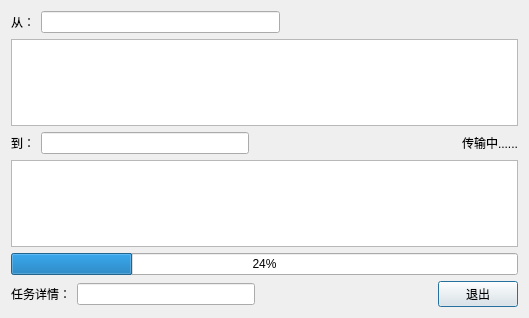
Old version of the form Gui/Form/Transform.ui in the repository taynpg/frelay.
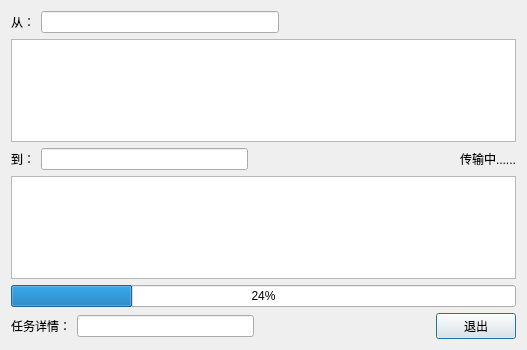
New version of the form.

Patch:
```diff
--- a/Gui/Form/Transform.ui
+++ b/Gui/Form/Transform.ui
@@ -6,8 +6,8 @@
    <rect>
     <x>0</x>
     <y>0</y>
-    <width>529</width>
-    <height>318</height>
+    <width>527</width>
+    <height>350</height>
    </rect>
   </property>
   <property name="windowTitle">
```
